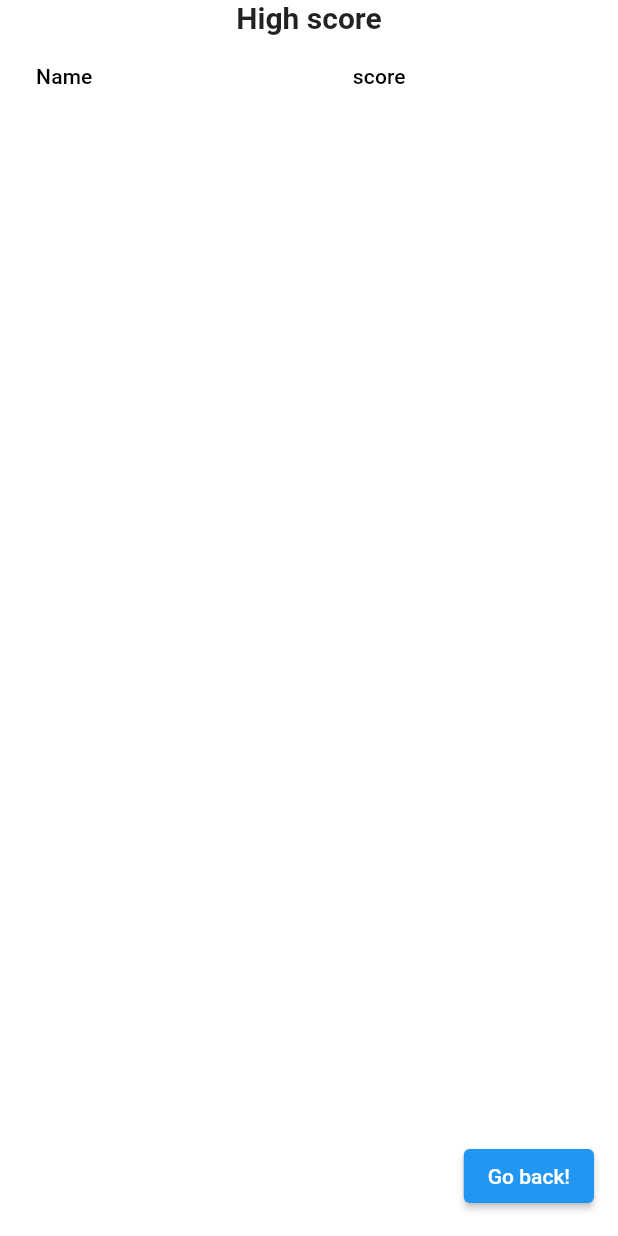
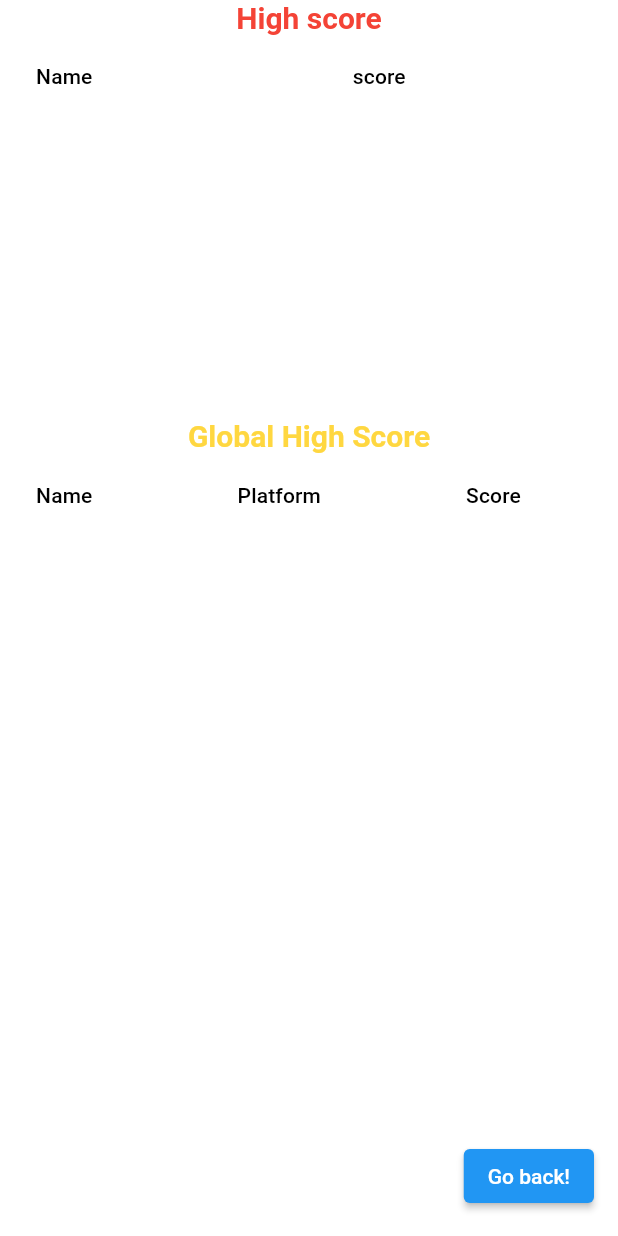
Before and after one commit to Harteos7/Snake, a Flutter app: the screen it shows after launch, after a tap on "Tableau des scores", on a phone screen of 412 x 824 dp. Run offline on Flutter 3.47's test engine with Material 2 defaults, Android fonts, the light colour scheme and no system bars; our stand-ins replace assets_audio_player, cloud_firestore, connectivity_plus, firebase_core; accounts and stored records are empty.

Commit message:
13/06/2023

```diff
--- a/lib/Pages1.dart
+++ b/lib/Pages1.dart
@@ -82,9 +82,10 @@ class Enregistrer extends StatelessWidget {
                         name = _nameController.text;
                         if (name != '') {
                         // Ajouter des données
-                        firestore.collection(platform.toString()).add({
+                        firestore.collection('score').add({
                           'name': name,
                           'score': score,
+                          'platform': platform.toString(),
                           "timestamp": Timestamp.now(),
                         });
                         scoredef = false;
@@ -129,27 +130,58 @@ class Voir extends StatelessWidget {
   Widget build(BuildContext context) {
     return Scaffold(
       backgroundColor: Colors.white,
-      body: ListView(children: <Widget>[
+      body: ListView(
+        children: <Widget>[
           const Center(
             child: Text(
               'High score',
-              style: TextStyle(fontSize: 20, fontWeight: FontWeight.bold),
-            )),
+              style: TextStyle(fontSize: 20, fontWeight: FontWeight.bold, color: Colors.red),
+            ),
+          ),
           DataTable(
             columns: const [
               DataColumn(label: Text('Name')),
               DataColumn(label: Text('score')),
             ],
-            rows:  [
+            rows: [
+              for (var doc in sortedData)
+                if (doc != null) // pour vérifier que il existe des données
+                  if (doc['platform'].toString() == platform.toString()) // on trie pour avoir la même plateform
+                    DataRow(
+                      cells: [
+                        DataCell(Text(doc['name'].toString())),
+                        DataCell(Text(doc['score'].toString())),
+                      ],
+                    ),
+            ],
+          ),
+          const SizedBox(height: 200.0),
+          const Center(
+            child: Text(
+              'Global High Score',
+              style: TextStyle(fontSize: 20, fontWeight: FontWeight.bold, color: Colors.amberAccent),
+            ),
+          ),
+          DataTable(
+            columns: const [
+              DataColumn(label: Text('Name')),
+              DataColumn(label: Text('Platform')),
+              DataColumn(label: Text('Score')),
+            ],
+            rows: [
               for (var doc in sortedData)
                 if (doc != null)
-                DataRow(cells: [
+                  DataRow(
+                    cells: [
                       DataCell(Text(doc['name'].toString())),
+                      DataCell(Text(doc['platform'].toString())),
                       DataCell(Text(doc['score'].toString())),
-                ]),
                     ],
                   ),
-          ]),
+            ],
+          ),
+        ],
+      ),
       floatingActionButton: ElevatedButton(
         onPressed: () {
           Navigator.pop(context);
--- a/lib/main.dart
+++ b/lib/main.dart
@@ -50,6 +50,10 @@ Effect((int value) => value >0 && value <= 20, [() => add(direction2, snake)], C
 Effect((int value) => value >20 && value <= 40, [() => duration2 = duration2+const Duration(milliseconds: 30)], Colors.orange),
 Effect((int value) => value >40 && value <= 60, [() => duration2 = duration2*0.95], Colors.white),
 Effect((int value) => value >60 && value <= 100, [() => print('')], Colors.blue),
+];
+
+List<Mhelp> mhelp =[
+Mhelp(5,'5 ? incroyable (non)'),Mhelp(7,'7 ? pas mal'),Mhelp(10,'10 ? ca va'),Mhelp(12,'12 ? ok'),Mhelp(15,'15 ? incroyable'),
 ];
 
 void add(directionf, List<List<int>> snake) { // fonction pour ajouter 1 de taille au snake
@@ -241,7 +245,7 @@ class _SnakeGameState extends State<SnakeGame> {
       else
       { // vérification pour food et effect
         createFood(); // we multiply the bread
-        if ((snake.length - 2)<26) {
+        if ((snake.length - 2)<25) { // à 25 de score le snake ne gagne plus de vitesse
         duration2 = duration2 * (0.8 + randomGen.nextDouble() * (0.95 - 0.8)); // speed increase about 15 %
         }
         boule.forEach((effect) {
@@ -250,6 +254,39 @@ class _SnakeGameState extends State<SnakeGame> {
         }
       });
       randomNumber = change();
+
+      mhelp.forEach((help) {
+      help.afficherM(context, snake.length - 2);
+      });
+
+      // if (snake.length - 2 == 5) {  // si le score est de 5 on félicite le joueur
+      //   ScaffoldMessenger.of(context).showSnackBar(
+      //     const SnackBar(
+      //       content: Text('5 ? incroyable !'),
+      //     ),
+      //   );
+      // }
+      // if (snake.length - 2 == 7) {  // si le score est de 7 on félicite le joueur
+      //   ScaffoldMessenger.of(context).showSnackBar(
+      //     const SnackBar(
+      //       content: Text('7 ? incroyable !'),
+      //     ),
+      //   );
+      // }
+      // if (snake.length - 2 == 10) {  // si le score est de 10 on félicite le joueur
+      //   ScaffoldMessenger.of(context).showSnackBar(
+      //     const SnackBar(
+      //       content: Text('10 ? incroyable !'),
+      //     ),
+      //   );
+      // }
+      // if (snake.length - 2 == 12) {  // si le score est de 12 on félicite le joueur
+      //   ScaffoldMessenger.of(context).showSnackBar(
+      //     const SnackBar(
+      //       content: Text('12 ? incroyable !'),
+      //     ),
+      //   );
+      // }
       }
     });
   }
@@ -573,11 +610,11 @@ class _SnakeGameState extends State<SnakeGame> {
                         final firestore = FirebaseFirestore.instance;
 
                         // Récupérer les données triées de Firestore
-                        var snapshot = await firestore.collection(platform.toString()).orderBy('score', descending: true).limit(7).get();
+                        var snapshot = await firestore.collection('score').orderBy('score', descending: true).limit(10).get();
 
                         // Stocker les données triées dans une liste de Map trier par la palteforme
                         List<Map<String, dynamic>?> sortedData = snapshot.docs.map((doc) {
-                          return {'name': doc['name'], 'score': doc['score']};
+                          return {'name': doc['name'],'platform': doc['platform'], 'score': doc['score']};
                         }).toList();
 
                         Navigator.push(
@@ -612,3 +649,23 @@ class Effect {
     eat.forEach((f) => f());
   }
 }
+
+class Mhelp {
+  var condition;
+  var messageH;
+
+
+  Mhelp(this.condition,this.messageH);
+
+  void afficherM(context,snake) {
+
+    if (snake == condition) {
+    ScaffoldMessenger.of(context).showSnackBar(
+      SnackBar(
+        content: Text(messageH),
+      ),
+    );
+    }
+
+  }
+}
```
Lines whose indentation alone changed are shown as unchanged.
